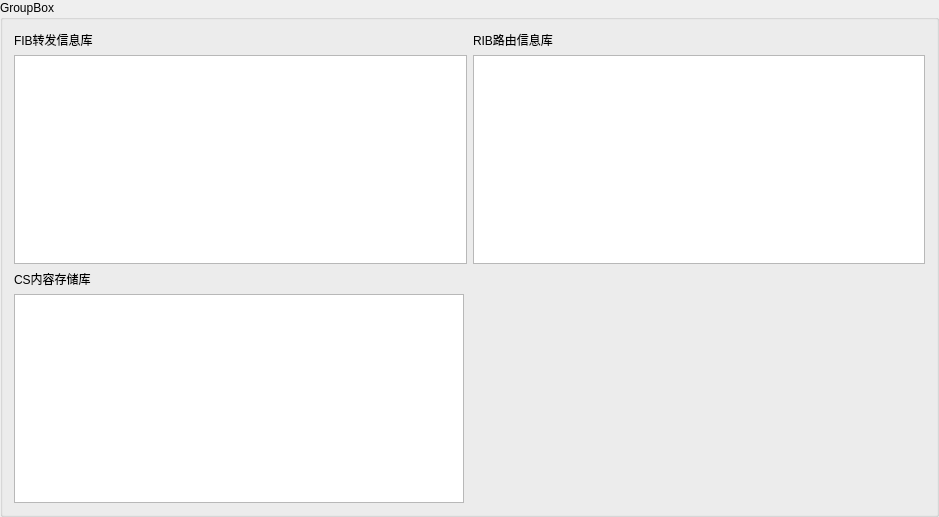
Qt form src/client/ui/node_status.ui (liuyunian/ndn-netmgmt-client) before a commit.
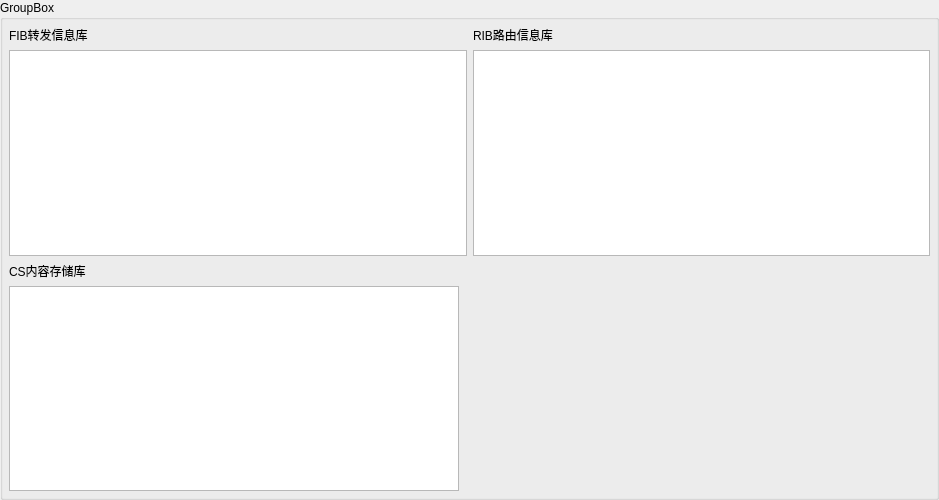
The same form after that commit.

Patch:
```diff
--- a/src/client/ui/node_status.ui
+++ b/src/client/ui/node_status.ui
@@ -7,9 +7,21 @@
     <x>0</x>
     <y>0</y>
     <width>939</width>
-    <height>517</height>
+    <height>500</height>
    </rect>
   </property>
+  <property name="minimumSize">
+   <size>
+    <width>0</width>
+    <height>500</height>
+   </size>
+  </property>
+  <property name="maximumSize">
+   <size>
+    <width>16777215</width>
+    <height>500</height>
+   </size>
+  </property>
   <property name="windowTitle">
    <string>GroupBox</string>
   </property>
@@ -17,6 +29,21 @@
    <string>GroupBox</string>
   </property>
   <layout class="QVBoxLayout" name="verticalLayout">
+   <property name="spacing">
+    <number>6</number>
+   </property>
+   <property name="leftMargin">
+    <number>6</number>
+   </property>
+   <property name="topMargin">
+    <number>6</number>
+   </property>
+   <property name="rightMargin">
+    <number>6</number>
+   </property>
+   <property name="bottomMargin">
+    <number>6</number>
+   </property>
    <item>
     <layout class="QHBoxLayout" name="horizontalLayout_2">
      <item>
```
